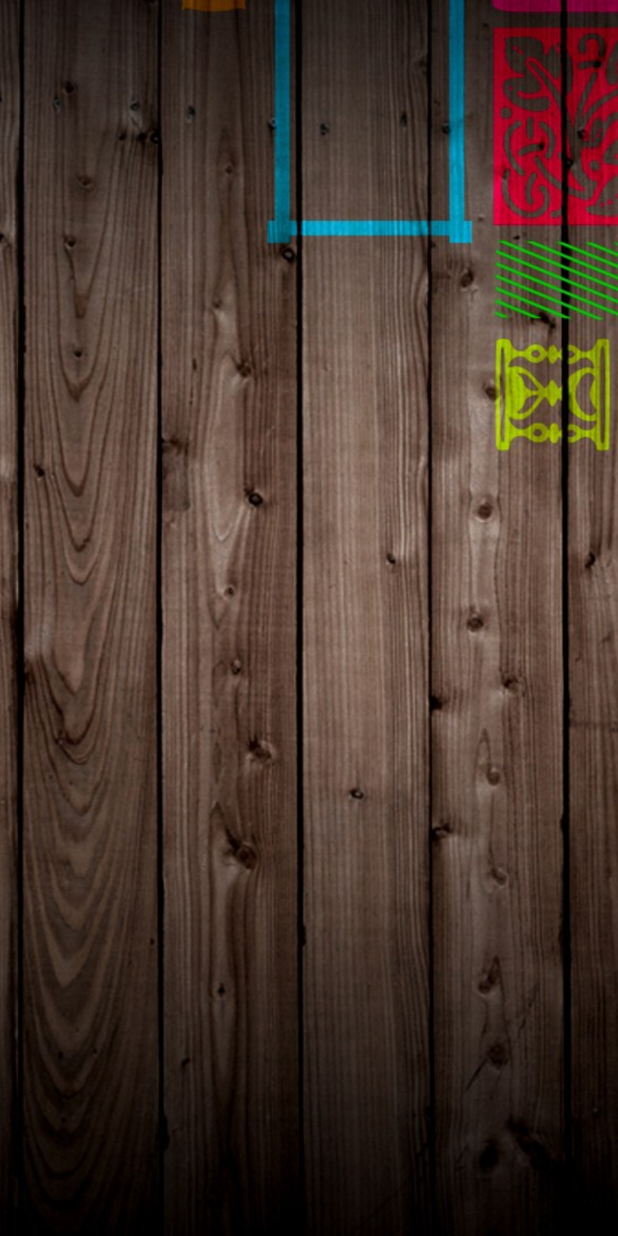
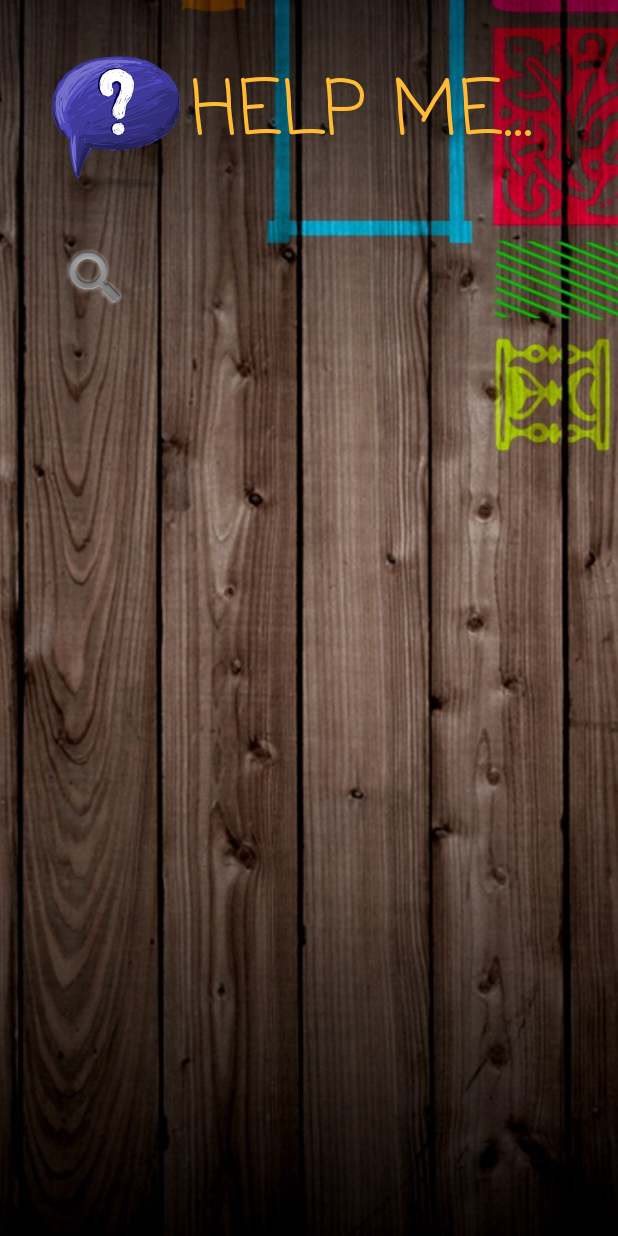
Before and after one commit to chanell-scheffer/HelpMeDesigns, an Android app: the screen it shows after launch (HomeActivity), on a phone screen of 412 x 824 dp. Run offline under Robolectric (Android 15) with nearby library versions, the phone set to English and light mode, and no system bars.

Commit message:
Try to fix bugs to compile app

```diff
--- /dev/null
+++ b/app/src/main/java/com/example/chanell/helpmeapp/ThirdFragment.java
@@ -0,0 +1,109 @@
+package com.example.chanell.helpmeapp;
+
+import android.content.Context;
+import android.net.Uri;
+import android.os.Bundle;
+import android.support.v4.app.Fragment;
+import android.view.LayoutInflater;
+import android.view.View;
+import android.view.ViewGroup;
+
+import com.example.chanell.helpmeapp.R;
+
+/**
+ * A simple {@link Fragment} subclass.
+ * Activities that contain this fragment must implement the
+ * {@link ThirdFragment.OnFragmentInteractionListener} interface
+ * to handle interaction events.
+ * Use the {@link ThirdFragment#newInstance} factory method to
+ * create an instance of this fragment.
+ */
+public class ThirdFragment extends Fragment {
+    // TODO: Rename parameter arguments, choose names that match
+    // the fragment initialization parameters, e.g. ARG_ITEM_NUMBER
+    private static final String ARG_PARAM1 = "param1";
+    private static final String ARG_PARAM2 = "param2";
+
+    // TODO: Rename and change types of parameters
+    private String mParam1;
+    private String mParam2;
+
+    private OnFragmentInteractionListener mListener;
+
+    public ThirdFragment() {
+        // Required empty public constructor
+    }
+
+    /**
+     * Use this factory method to create a new instance of
+     * this fragment using the provided parameters.
+     *
+     * @param param1 Parameter 1.
+     * @param param2 Parameter 2.
+     * @return A new instance of fragment ThirdFragment.
+     */
+    // TODO: Rename and change types and number of parameters
+    public static ThirdFragment newInstance(String param1, String param2) {
+        ThirdFragment fragment = new ThirdFragment();
+        Bundle args = new Bundle();
+        args.putString(ARG_PARAM1, param1);
+        args.putString(ARG_PARAM2, param2);
+        fragment.setArguments(args);
+        return fragment;
+    }
+
+    @Override
+    public void onCreate(Bundle savedInstanceState) {
+        super.onCreate(savedInstanceState);
+        if (getArguments() != null) {
+            mParam1 = getArguments().getString(ARG_PARAM1);
+            mParam2 = getArguments().getString(ARG_PARAM2);
+        }
+    }
+
+    @Override
+    public View onCreateView(LayoutInflater inflater, ViewGroup container,
+                             Bundle savedInstanceState) {
+        // Inflate the layout for this fragment
+        return inflater.inflate(R.layout.fragment_third, container, false);
+    }
+
+    // TODO: Rename method, update argument and hook method into UI event
+    public void onButtonPressed(Uri uri) {
+        if (mListener != null) {
+            mListener.onFragmentInteraction(uri);
+        }
+    }
+
+    @Override
+    public void onAttach(Context context) {
+        super.onAttach(context);
+        if (context instanceof OnFragmentInteractionListener) {
+            mListener = (OnFragmentInteractionListener) context;
+        } else {
+            throw new RuntimeException(context.toString()
+                    + " must implement OnFragmentInteractionListener");
+        }
+    }
+
+    @Override
+    public void onDetach() {
+        super.onDetach();
+        mListener = null;
+    }
+
+    /**
+     * This interface must be implemented by activities that contain this
+     * fragment to allow an interaction in this fragment to be communicated
+     * to the activity and potentially other fragments contained in that
+     * activity.
+     * <p/>
+     * See the Android Training lesson <a href=
+     * "http://developer.android.com/training/basics/fragments/communicating.html"
+     * >Communicating with Other Fragments</a> for more information.
+     */
+    public interface OnFragmentInteractionListener {
+        // TODO: Update argument type and name
+        void onFragmentInteraction(Uri uri);
+    }
+}
--- a/app/src/main/res/layout/activity_home.xml
+++ b/app/src/main/res/layout/activity_home.xml
@@ -1,12 +1,7 @@
 <?xml version="1.0" encoding="utf-8"?>
-<android.support.design.widget.CoordinatorLayout xmlns:android="http://schemas.android.com/apk/res/android"
-    xmlns:app="http://schemas.android.com/apk/res-auto"
-    xmlns:tools="http://schemas.android.com/tools"
-    android:id="@+id/main_content"
+<FrameLayout xmlns:android="http://schemas.android.com/apk/res/android"
     android:layout_width="match_parent"
-    android:layout_height="match_parent"
-    android:fitsSystemWindows="true"
-    tools:context="com.example.chanell.helpmeapp.HomeActivity">
+    android:layout_height="match_parent">
 
     <ImageView
         android:layout_width="match_parent"
@@ -15,4 +10,9 @@
         android:src="@drawable/background"
         android:scaleType="centerCrop" />
 
-</android.support.design.widget.CoordinatorLayout>
+    <FrameLayout
+        android:layout_width="match_parent"
+        android:layout_height="match_parent"
+        android:id="@+id/content" />
+
+</FrameLayout>
--- a/app/src/main/res/layout/fragment_home.xml
+++ b/app/src/main/res/layout/fragment_home.xml
@@ -1,8 +1,6 @@
 <RelativeLayout xmlns:android="http://schemas.android.com/apk/res/android"
-    xmlns:tools="http://schemas.android.com/tools"
     android:layout_width="match_parent"
     android:layout_height="match_parent"
-    tools:context="com.example.chanell.helpmeapp.HomeActivity$PlaceholderFragment"
     android:id="@+id/c"
     android:background="@android:color/transparent">
 
--- a/app/src/main/res/layout/fragment_introduction.xml
+++ b/app/src/main/res/layout/fragment_introduction.xml
@@ -2,7 +2,6 @@
     xmlns:tools="http://schemas.android.com/tools"
     android:layout_width="match_parent"
     android:layout_height="match_parent"
-    tools:context="com.example.chanell.helpmeapp.HomeActivity$PlaceholderFragment"
     android:id="@+id/c"
     android:background="@android:color/transparent">
 
--- /dev/null
+++ b/app/src/main/res/layout/fragment_third.xml
@@ -0,0 +1,55 @@
+<RelativeLayout xmlns:android="http://schemas.android.com/apk/res/android"
+    xmlns:tools="http://schemas.android.com/tools"
+    android:layout_width="match_parent"
+    android:layout_height="match_parent"
+    android:id="@+id/c"
+    android:background="@android:color/transparent">
+
+
+    <ImageView
+        android:layout_width="match_parent"
+        android:layout_height="match_parent"
+        android:id="@+id/imageView"
+        android:src="@drawable/background"
+        android:scaleType="centerCrop"
+        android:layout_alignBottom="@+id/linearLayout"
+        android:layout_alignParentLeft="true"
+        android:layout_alignParentStart="true" />
+
+    <ImageView
+        android:layout_width="100dp"
+        android:layout_height="90dp"
+        android:id="@+id/imageView3"
+        android:src="@drawable/logo"
+        android:layout_alignParentTop="true"
+        android:layout_alignParentLeft="true"
+        android:layout_alignParentStart="true"
+        android:layout_marginLeft="27dp"
+        android:layout_marginStart="27dp"
+        android:layout_marginTop="37dp" />
+
+    <TextView
+        android:layout_width="wrap_content"
+        android:layout_height="wrap_content"
+        android:textAppearance="?android:attr/textAppearanceMedium"
+        android:text="HELP ME..."
+        android:textColor="@android:color/holo_orange_light"
+        android:fontFamily="casual"
+
+        android:textSize="50dp"
+        android:id="@+id/textView5"
+        android:layout_alignTop="@+id/imageView3"
+        android:layout_toRightOf="@+id/imageView3"
+        android:layout_toEndOf="@+id/imageView3" />
+
+    <SearchView
+        android:layout_width="wrap_content"
+        android:layout_height="wrap_content"
+        android:id="@+id/searchView"
+        android:searchIcon="@android:drawable/ic_search_category_default"
+        android:layout_below="@+id/imageView3"
+        android:layout_alignLeft="@+id/imageView3"
+        android:layout_alignStart="@+id/imageView3"
+        android:layout_marginTop="34dp" />
+
+</RelativeLayout>
```
Also changed, not shown: app/src/main/java/com/example/chanell/helpmeapp/HomeActivity.java (+94 -137 lines), app/src/main/res/drawable/smile.png (renamed from app/src/main/res/drawable/ConfusedSmile.png).
